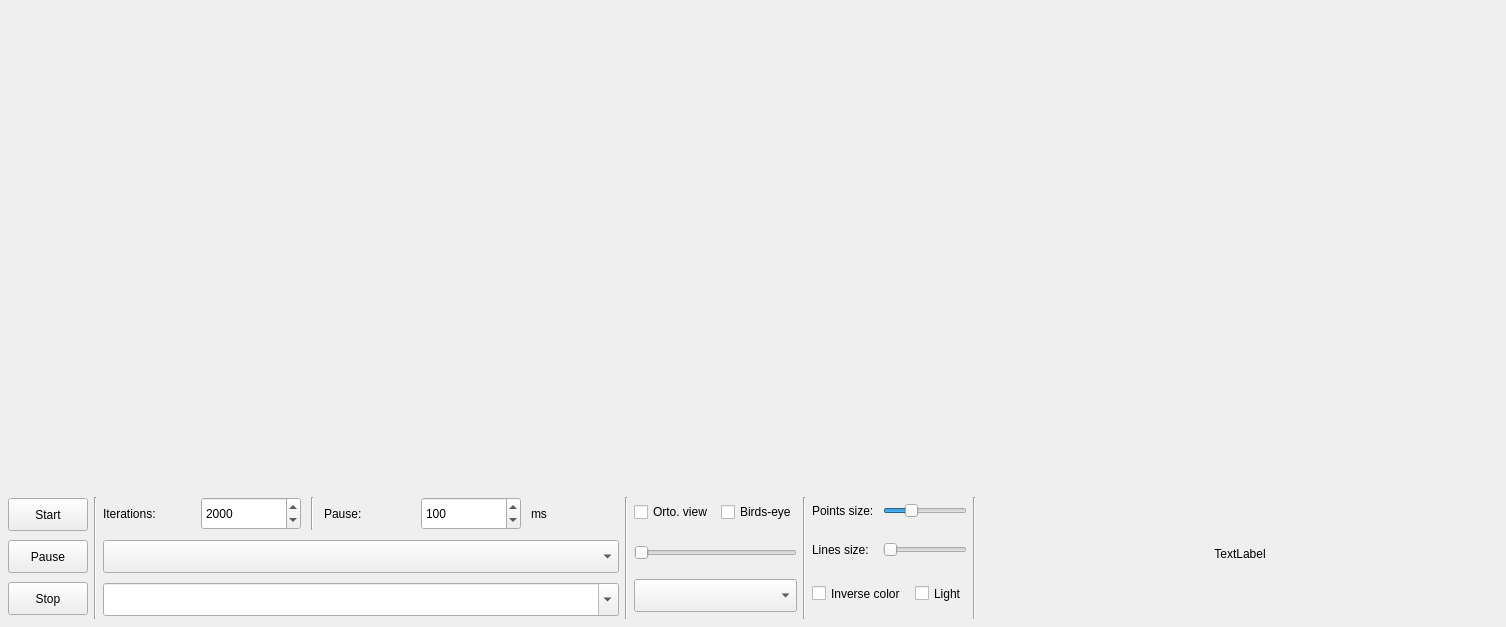
This is src/gui/ui/MainWindow.ui in urosjarc/optimization as Qt 5 draws it before an edit. The edited form follows.
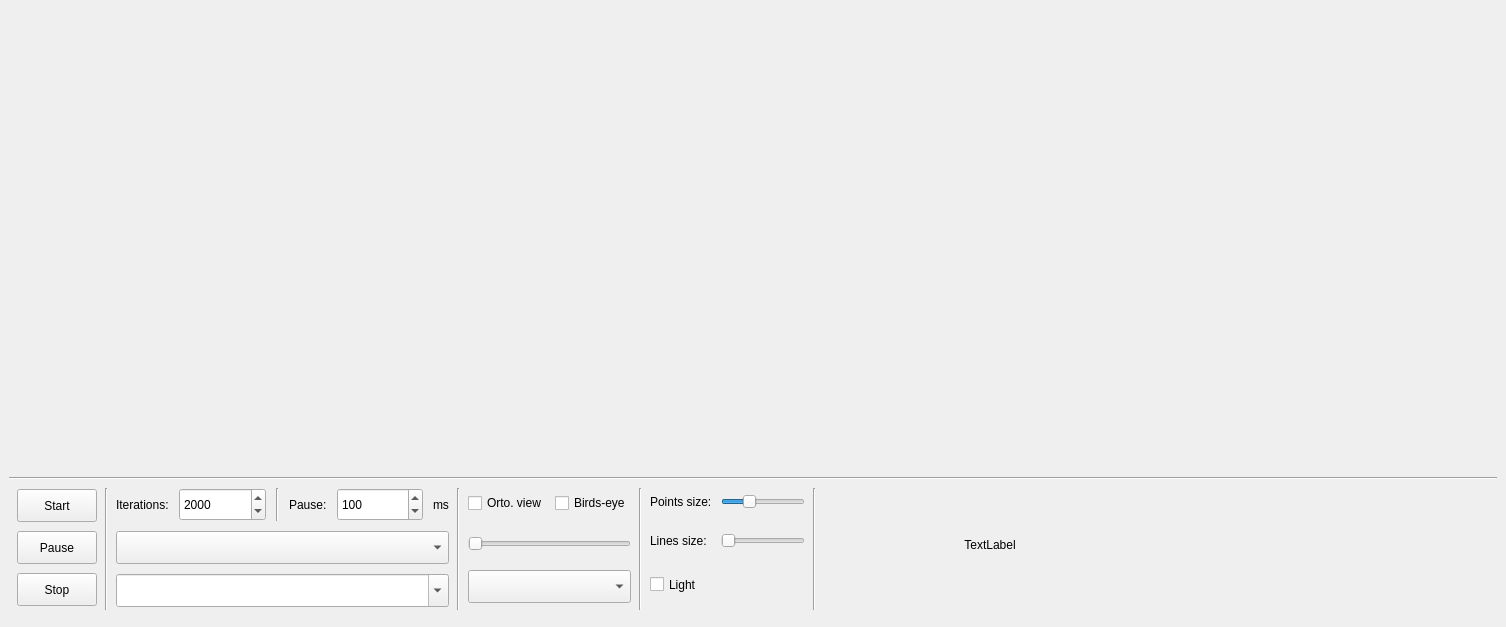
This is the edited form.

Commit message: Removing inverse and some other things.

Patch:
```diff
--- a/src/gui/ui/MainWindow.ui
+++ b/src/gui/ui/MainWindow.ui
@@ -32,17 +32,13 @@
    <string>Optimization test</string>
   </property>
   <widget class="QWidget" name="centralwidget">
+   <layout class="QVBoxLayout" name="verticalLayout_8">
+    <property name="spacing">
+     <number>8</number>
+    </property>
+    <item>
    <layout class="QVBoxLayout" name="verticalLayout_2">
-    <property name="leftMargin">
-     <number>0</number>
-    </property>
-    <property name="topMargin">
-     <number>0</number>
-    </property>
-    <property name="rightMargin">
-     <number>0</number>
-    </property>
-    <property name="bottomMargin">
+      <property name="spacing">
      <number>0</number>
     </property>
     <item>
@@ -62,6 +58,15 @@
          </size>
         </property>
        </spacer>
+        </item>
+       </layout>
+      </item>
+      <item>
+       <widget class="Line" name="line_6">
+        <property name="orientation">
+         <enum>Qt::Horizontal</enum>
+        </property>
+       </widget>
       </item>
      </layout>
     </item>
@@ -260,6 +265,12 @@
             <height>33</height>
            </size>
           </property>
+          <property name="maximumSize">
+           <size>
+            <width>16777215</width>
+            <height>16777215</height>
+           </size>
+          </property>
          </widget>
         </item>
         <item>
@@ -531,19 +542,6 @@
         </item>
         <item>
          <layout class="QHBoxLayout" name="horizontalLayout_2">
-          <item>
-           <widget class="QCheckBox" name="inverseColormapCB">
-            <property name="minimumSize">
-             <size>
-              <width>0</width>
-              <height>33</height>
-             </size>
-            </property>
-            <property name="text">
-             <string>Inverse color</string>
-            </property>
-           </widget>
-          </item>
           <item>
            <widget class="QCheckBox" name="lightCB">
             <property name="minimumSize">
@@ -598,6 +596,19 @@
         </item>
        </layout>
       </item>
+      <item>
+       <spacer name="horizontalSpacer">
+        <property name="orientation">
+         <enum>Qt::Horizontal</enum>
+        </property>
+        <property name="sizeHint" stdset="0">
+         <size>
+          <width>40</width>
+          <height>20</height>
+         </size>
+        </property>
+       </spacer>
+      </item>
      </layout>
     </item>
    </layout>
```
Left out of the diff: 2 changed lines with no effect on the pictures. Lines whose indentation alone changed are shown as unchanged. The commit also changes 3 other files.
